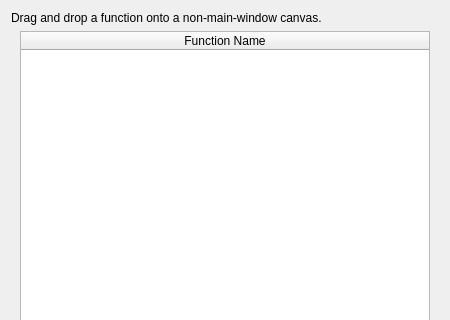
The window that UI/glitch-user-functions.ui (textbrowser/glitch) describes before a commit, drawn with Qt 5; both pictures show x 0 to 450 and y 0 to 320 of the 450 by 600 pixel window.
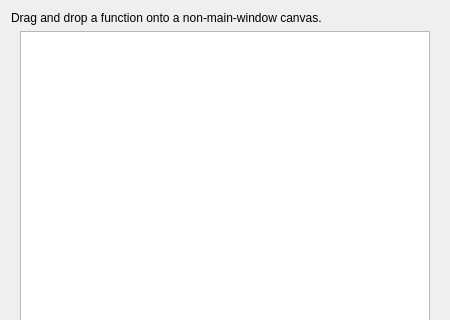
The same window after the commit. Icons and pictures are not drawn. Custom widgets are drawn as their Qt base class.

Commit message: Docked User Functions.

```diff
--- a/UI/glitch-user-functions.ui
+++ b/UI/glitch-user-functions.ui
@@ -38,7 +38,7 @@
        <number>0</number>
       </property>
       <item>
-       <widget class="glitch_user_functions_tablewidget" name="functions">
+       <widget class="glitch_user_functions_tableview" name="functions">
         <property name="dragEnabled">
          <bool>true</bool>
         </property>
@@ -66,11 +66,6 @@
         <attribute name="verticalHeaderVisible">
          <bool>false</bool>
         </attribute>
-        <column>
-         <property name="text">
-          <string>Function Name</string>
-         </property>
-        </column>
        </widget>
       </item>
      </layout>
@@ -104,9 +99,9 @@
  </widget>
  <customwidgets>
   <customwidget>
-   <class>glitch_user_functions_tablewidget</class>
-   <extends>QTableWidget</extends>
-   <header>glitch-user-functions-tablewidget.h</header>
+   <class>glitch_user_functions_tableview</class>
+   <extends>QTableView</extends>
+   <header>glitch-user-functions-tableview.h</header>
   </customwidget>
  </customwidgets>
  <resources>
```
The commit also changes 13 other files.
